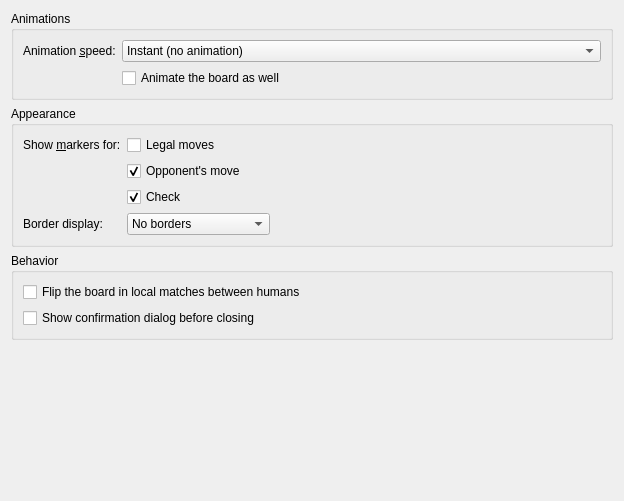
Old version of the form src/prefs_base.ui in the repository KDE/knights.
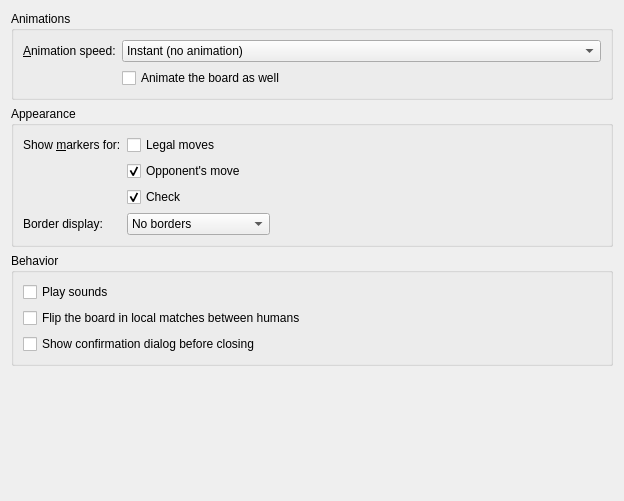
New version of the form. Custom widgets are drawn as their Qt base class.

Commit message: Added a settings entry for playing of sounds.

```diff
--- a/src/prefs_base.ui
+++ b/src/prefs_base.ui
@@ -20,7 +20,7 @@
       <item row="0" column="0">
        <widget class="QLabel" name="animationSpeedLabel">
         <property name="text">
-         <string>Animation &amp;speed:</string>
+         <string>&amp;Animation speed:</string>
         </property>
         <property name="buddy">
          <cstring>kcfg_animationSpeed</cstring>
@@ -148,6 +148,13 @@
       <string>Behavior</string>
      </property>
      <layout class="QVBoxLayout" name="verticalLayout_2">
+      <item>
+       <widget class="QCheckBox" name="kcfg_playSounds">
+        <property name="text">
+         <string>Play sounds</string>
+        </property>
+       </widget>
+      </item>
       <item>
        <widget class="QCheckBox" name="kcfg_flipBoard">
         <property name="text">
```
The commit also changes 2 other files.
